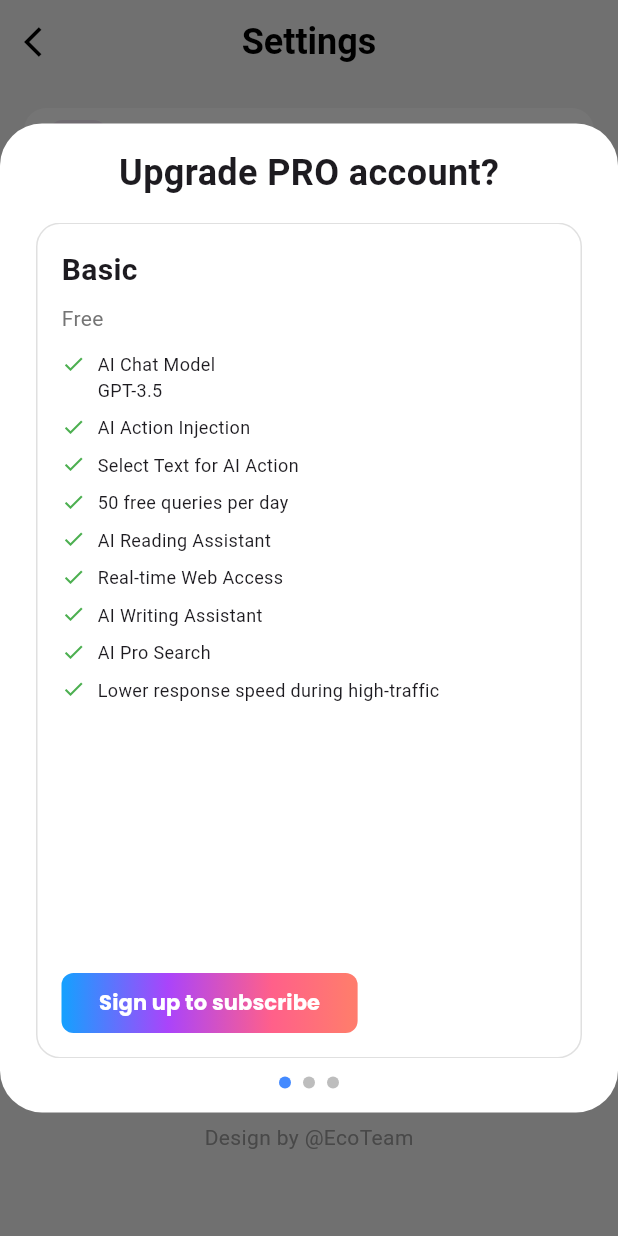
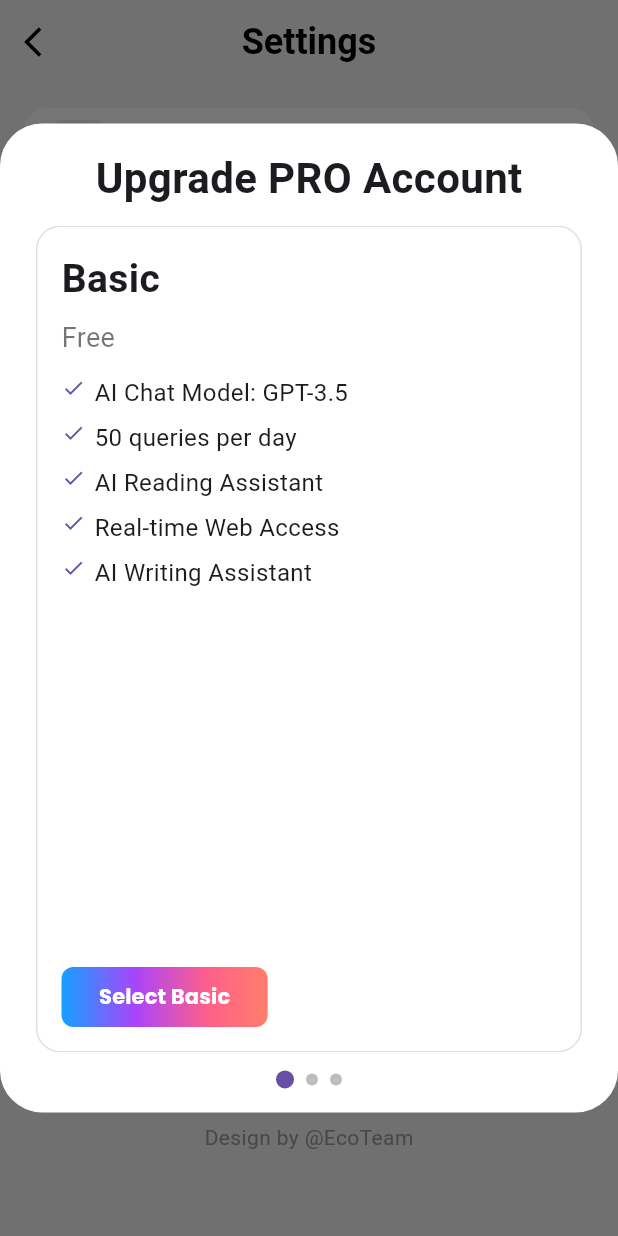
Before and after one commit to ngductuan/AMD-21KTPM-AI-Chat-App, a Flutter app: the SettingsScreen screen opened directly, after a tap on "Upgrade account", on a phone screen of 412 x 824 dp. Run offline on Flutter 3.47's test engine with Material 3 defaults, Android fonts, the phone set to English and light mode, and no system bars; our stand-ins replace another_flushbar, dotted_border, file_picker, firebase_auth, firebase_core, flutter_svg and 6 more; accounts and stored records are empty; network calls fail.

Commit message:
chỉnh sửa profile và settings

```diff
--- a/lib/src/constants/asset_path.dart
+++ b/lib/src/constants/asset_path.dart
@@ -87,4 +87,5 @@ class AssetPath {
   //Asset for the star icon
   static const String black_star = 'assets/icons/black_star.svg';
   static const String yellow_star = 'assets/icons/yellow_star.svg';
+  static const String crown = 'assets/icons/crown.svg';
 }
--- a/lib/src/pages/profile/views/profile.dart
+++ b/lib/src/pages/profile/views/profile.dart
@@ -69,6 +69,7 @@ class _ProfilePageState extends State<ProfilePage> {
     try {
       final api = ApiBase();
       final resp = await api.getSubscriptionUsage();
+
       setState(() {
         subscriptionName = resp['name'] ?? '';
         // dailyTokens là limit hàng ngày
@@ -104,7 +105,8 @@ class _ProfilePageState extends State<ProfilePage> {
     });
     try {
       final offset = _currentPage * _limit;
-      final response = await BotServiceApi.getAllBots(search: searchQuery, offset: offset, limit: _limit);
+      final response = await BotServiceApi.getAllBots(
+          search: searchQuery, offset: offset, limit: _limit);
       final jsonResponse = json.decode(response) as Map<String, dynamic>;
       if (jsonResponse.containsKey('data')) {
         final newItems = jsonResponse['data'] as List<dynamic>;
@@ -136,6 +138,7 @@ class _ProfilePageState extends State<ProfilePage> {
     _loadUserData();
 
     fetchTokenUsage();
+    fetchSubscriptionUsage();
 
     _scrollController.addListener(_scrollListener);
     fetchAiModels();
@@ -149,7 +152,8 @@ class _ProfilePageState extends State<ProfilePage> {
   }
 
   void _scrollListener() {
-    if (_scrollController.offset >= _scrollController.position.maxScrollExtent &&
+    if (_scrollController.offset >=
+            _scrollController.position.maxScrollExtent &&
         !_scrollController.position.outOfRange &&
         !_isLoading &&
         _hasMore) {
@@ -182,12 +186,15 @@ class _ProfilePageState extends State<ProfilePage> {
   }
 
   void _showBotMenu(BuildContext context, int index, Offset tapPosition) {
-    final overlay = Overlay.of(context)!.context.findRenderObject() as RenderBox;
+    final overlay =
+        Overlay.of(context)!.context.findRenderObject() as RenderBox;
 
     showMenu(
       context: context,
       color: ColorConst.backgroundGrayColor2,
-      position: RelativeRect.fromRect(tapPosition & const Size(spacing40, spacing40), Offset.zero & overlay.size),
+      position: RelativeRect.fromRect(
+          tapPosition & const Size(spacing40, spacing40),
+          Offset.zero & overlay.size),
       items: [
         PopupMenuItem(
           child: Row(children: const [
@@ -249,11 +256,12 @@ class _ProfilePageState extends State<ProfilePage> {
           child: Row(children: [
             const Icon(Icons.delete, color: ColorConst.backgroundRedColor),
             const SizedBox(width: spacing8),
-            Text('Remove Bot', style: TextStyle(color: ColorConst.textRedColor)),
+            Text('Remove Bot',
+                style: TextStyle(color: ColorConst.textRedColor)),
           ]),
           onTap: () async {
-            final confirmed =
-                await buildShowConfirmDialog(context, 'Are you sure you want to remove this bot?', 'Confirm');
+            final confirmed = await buildShowConfirmDialog(context,
+                'Are you sure you want to remove this bot?', 'Confirm');
             if (confirmed == true) {
               try {
                 final resp = await BotServiceApi.deleteBotById(botSelectedId);
@@ -280,7 +288,8 @@ class _ProfilePageState extends State<ProfilePage> {
         ),
       ],
       elevation: 8,
-      shape: RoundedRectangleBorder(borderRadius: BorderRadius.circular(radius8)),
+      shape:
+          RoundedRectangleBorder(borderRadius: BorderRadius.circular(radius8)),
     );
   }
 
@@ -301,14 +310,16 @@ class _ProfilePageState extends State<ProfilePage> {
           ).createShader(bounds),
           child: Text(
             'EcoChatBot',
-            style: AppFontStyles.poppinsTitleSemiBold(fontSize: fontSize24, color: ColorConst.textWhiteColor),
+            style: AppFontStyles.poppinsTitleSemiBold(
+                fontSize: fontSize24, color: ColorConst.textWhiteColor),
           ),
         ),
         actions: [
           IconButton(
             icon: const Icon(Icons.settings_outlined),
             onPressed: () async {
-              await Navigator.of(context).push(MaterialPageRoute(builder: (_) => const SettingsScreen()));
+              await Navigator.of(context).push(
+                  MaterialPageRoute(builder: (_) => const SettingsScreen()));
               _loadUserData();
             },
           ),
@@ -334,9 +345,29 @@ class _ProfilePageState extends State<ProfilePage> {
                 children: [
                   Row(children: [
                     const SizedBox(width: spacing20),
-                    CircleAvatar(
-                      radius: spacing40,
-                      backgroundImage: AssetImage(AssetPath.logoApp),
+
+                    // Avatar + Crown badge
+                    Stack(
+                      clipBehavior: Clip.none,
+                      children: [
+                        CircleAvatar(
+                          radius: spacing40,
+                          backgroundImage: AssetImage(AssetPath.logoApp),
+                        ),
+
+                        // Nếu gói basic, thêm icon vương miện vàng
+                        if (subscriptionName.toLowerCase() == 'basic')
+                          Positioned(
+                            top: -4,
+                            right: -4,
+                            child: Icon(
+                              Icons
+                                  .emoji_events, // bạn có thể đổi sang icon khác nếu muốn
+                              color: Colors.amber, // vàng
+                              size: spacing24, // vừa phải
+                            ),
+                          ),
+                      ],
                     ),
                     const SizedBox(width: spacing20),
                     Expanded(
@@ -346,18 +377,25 @@ class _ProfilePageState extends State<ProfilePage> {
                           crossAxisAlignment: CrossAxisAlignment.start,
                           children: [
                             Text(
-                              email != null && email != "Guest" ? email!.split('@').first : 'Guest',
-                              style: AppFontStyles.poppinsTitleSemiBold(fontSize: fontSize20),
+                              email != null && email != "Guest"
+                                  ? email!.split('@').first
+                                  : 'Guest',
+                              style: AppFontStyles.poppinsTitleSemiBold(
+                                  fontSize: fontSize20),
                             ),
                             Text(
-                              userId != null && userId!.isNotEmpty ? 'ID: ${userId!.substring(0, 8)}' : 'ID:',
-                              style: AppFontStyles.poppinsRegular(color: ColorConst.textGrayColor),
+                              userId != null && userId!.isNotEmpty
+                                  ? 'ID: ${userId!.substring(0, 8)}'
+                                  : 'ID:',
+                              style: AppFontStyles.poppinsRegular(
+                                  color: ColorConst.textGrayColor),
                             ),
                             const SizedBox(height: spacing4),
                             Row(children: [
                               Text(
                                 'Token/request: 1',
-                                style: AppFontStyles.poppinsTitleSemiBold(color: ColorConst.textGrayColor),
+                                style: AppFontStyles.poppinsTitleSemiBold(
+                                    color: ColorConst.textGrayColor),
                               ),
                               SizedBox(width: spacing32),
                               Icon(
@@ -391,10 +429,12 @@ class _ProfilePageState extends State<ProfilePage> {
                   crossAxisAlignment: CrossAxisAlignment.start,
                   children: [
                     Padding(
-                      padding: const EdgeInsets.symmetric(horizontal: spacing20, vertical: spacing12),
+                      padding: const EdgeInsets.symmetric(
+                          horizontal: spacing20, vertical: spacing12),
                       child: Text(
                         'My bots',
-                        style: AppFontStyles.poppinsTitleSemiBold(fontSize: fontSize18),
+                        style: AppFontStyles.poppinsTitleSemiBold(
+                            fontSize: fontSize18),
                       ),
                     ),
                     Expanded(
@@ -406,11 +446,13 @@ class _ProfilePageState extends State<ProfilePage> {
                           if (index == _aiModels.length) {
                             return buildLoadingIndicator(hasMore: _hasMore);
                           }
-                          final botAvatar = MockData.aiModels[index % MockData.aiModels.length];
+                          final botAvatar = MockData
+                              .aiModels[index % MockData.aiModels.length];
                           return GestureDetector(
                             onTapUp: (details) {
                               botSelectedId = _aiModels[index]['id'] ?? "";
-                              _showBotMenu(context, index, details.globalPosition);
+                              _showBotMenu(
+                                  context, index, details.globalPosition);
                             },
                             child: AiBotItem(
                               botData: _aiModels[index],
--- a/lib/src/pages/profile/views/upgrade_account.dart
+++ b/lib/src/pages/profile/views/upgrade_account.dart
@@ -6,7 +6,6 @@ import 'package:eco_chat_bot/src/widgets/gradient_form_button.dart';
 /// Gọi hàm này để show dialog upgrade
 void showUpgradeAccountModal(BuildContext context) {
   final size = MediaQuery.of(context).size;
-  // Tạo controller để quản lý PageView
   final pageController = PageController();
   int currentPage = 0;
 
@@ -28,85 +27,63 @@ void showUpgradeAccountModal(BuildContext context) {
                 // Tiêu đề
                 Center(
                   child: Text(
-                    'Upgrade PRO account?',
+                    'Upgrade PRO Account',
                     style: const TextStyle(
-                        fontSize: 24, fontWeight: FontWeight.bold),
+                      fontSize: 28,
+                      fontWeight: FontWeight.bold,
+                    ),
                   ),
                 ),
-                const SizedBox(height: spacing16),
+                const SizedBox(height: spacing12),
 
-                // PageView để swipe ngang qua 3 gói
+                // PageView
                 Expanded(
                   child: PageView(
                     controller: pageController,
                     padEnds: false,
-                    onPageChanged: (idx) {
-                      setState(() => currentPage = idx);
-                    },
+                    onPageChanged: (idx) => setState(() => currentPage = idx),
                     children: [
                       _buildPlanPage(
                         ctx,
                         title: 'Basic',
                         subtitle: 'Free',
                         features: [
-                          'AI Chat Model\nGPT-3.5',
-                          'AI Action Injection',
-                          'Select Text for AI Action',
-                          '50 free queries per day',
+                          'AI Chat Model: GPT-3.5',
+                          '50 queries per day',
                           'AI Reading Assistant',
                           'Real-time Web Access',
                           'AI Writing Assistant',
-                          'AI Pro Search',
-                          'Lower response speed during high-traffic',
                         ],
-                        buttonText: 'Sign up to subscribe',
+                        buttonText: 'Select Basic',
                         isHotPick: false,
                       ),
                       _buildPlanPage(
                         ctx,
                         title: 'Starter',
-                        subtitle: '1-month Free Trial\nThen \$9.99/mo',
+                        subtitle: '1-month Free Trial, then \$9.99/mo',
                         features: [
-                          'AI Chat Models\nGPT-3.5 & GPT-4.0/Turbo & Gemini Pro & Gemini Ultra',
-                          'AI Action Injection',
-                          'Select Text for AI Action',
+                          'AI Chat Models: GPT-4 Turbo',
                           'Unlimited queries per month',
-                          'AI Reading Assistant',
-                          'Real-time Web Access',
-                          'AI Writing Assistant',
-                          'AI Pro Search',
-                          'Jira Copilot Assistant',
-                          'Github Copilot Assistant',
-                          'Maximize productivity with unlimited* queries',
-                          'No request limits during high-traffic',
-                          '2X faster response speed',
+                          '2× faster speed',
                           'Priority email support',
+                          'Jira & Github Copilots',
                         ],
-                        buttonText: 'Sign up to subscribe',
+                        buttonText: 'Select Starter',
                         isHotPick: false,
                       ),
                       _buildPlanPage(
                         ctx,
-                        title: 'Pro Annually',
-                        subtitle: '1-month Free Trial\nThen \$79.99/yr',
-                        trialInfo: 'Save 33% on annual plan!',
+                        title: 'Pro Annual',
+                        subtitle: 'Save 33% - \$79.99/yr',
+                        trialInfo: '1-month Free Trial',
                         features: [
-                          'AI Chat Models\nGPT-3.5 & GPT-4.0/Turbo & Gemini Pro & Gemini Ultra',
-                          'AI Action Injection',
-                          'Select Text for AI Action',
-                          'Unlimited queries per year',
-                          'AI Reading Assistant',
-                          'Real-time Web Access',
-                          'AI Writing Assistant',
-                          'AI Pro Search',
-                          'Jira Copilot Assistant',
-                          'Github Copilot Assistant',
-                          'Maximize productivity with unlimited* queries',
-                          'No request limits during high-traffic',
-                          '2X faster response speed',
-                          'Priority email support',
+                          'All Starter features',
+                          'Enterprise integrations',
+                          'Dedicated support',
+                          'Custom AI workflows',
+                          'Unlimited usage',
                         ],
-                        buttonText: 'Sign up to subscribe',
+                        buttonText: 'Select Pro',
                         isHotPick: true,
                       ),
                     ],
@@ -118,14 +95,15 @@ void showUpgradeAccountModal(BuildContext context) {
                 Row(
                   mainAxisAlignment: MainAxisAlignment.center,
                   children: List.generate(3, (idx) {
-                    return Container(
-                      width: 8,
-                      height: 8,
+                    return AnimatedContainer(
+                      duration: const Duration(milliseconds: 300),
+                      width: currentPage == idx ? 12 : 8,
+                      height: currentPage == idx ? 12 : 8,
                       margin: const EdgeInsets.symmetric(horizontal: 4),
                       decoration: BoxDecoration(
                         shape: BoxShape.circle,
                         color: currentPage == idx
-                            ? Colors.blueAccent
+                            ? Theme.of(context).primaryColor
                             : Colors.grey.shade400,
                       ),
                     );
@@ -140,7 +118,7 @@ void showUpgradeAccountModal(BuildContext context) {
   );
 }
 
-/// Xây dựng từng trang của PageView (có truyền context)
+/// Xây dựng từng trang của PageView
 Widget _buildPlanPage(
   BuildContext context, {
   required String title,
@@ -165,25 +143,32 @@ Widget _buildPlanPage(
           child: Column(
             crossAxisAlignment: CrossAxisAlignment.start,
             children: [
-              Text(title,
-                  style: const TextStyle(
-                      fontSize: 20, fontWeight: FontWeight.bold)),
+              Text(
+                title,
+                style:
+                    const TextStyle(fontSize: 26, fontWeight: FontWeight.bold),
+              ),
               const SizedBox(height: spacing8),
-              Text(subtitle,
-                  style: TextStyle(fontSize: 14, color: Colors.grey.shade600)),
+              Text(
+                subtitle,
+                style: const TextStyle(fontSize: 18, color: Colors.black54),
+              ),
               if (trialInfo != null) ...[
-                const SizedBox(height: spacing4),
-                Text(trialInfo,
-                    style:
-                        TextStyle(fontSize: 12, color: Colors.orange.shade700)),
+                const SizedBox(height: spacing6),
+                Text(
+                  trialInfo,
+                  style: TextStyle(fontSize: 16, color: Colors.orange.shade700),
+                ),
               ],
               const SizedBox(height: spacing12),
 
-              // Scroll danh sách tính năng
+              // Danh sách tính năng (đã phóng to chữ)
               Expanded(
                 child: ListView(
                   physics: const BouncingScrollPhysics(),
-                  children: features.map((f) => _FeatureItem(text: f)).toList(),
+                  children: features
+                      .map((f) => _FeatureItem(text: f, fontSize: 16))
+                      .toList(),
                 ),
               ),
 
@@ -196,16 +181,15 @@ Widget _buildPlanPage(
             ],
           ),
         ),
-
         // Hot Pick badge
         if (isHotPick)
           Positioned(
             top: -10,
             right: -10,
             child: Chip(
-              label: const Text('HOT PICK',
+              label: const Text('HOT',
                   style: TextStyle(color: Colors.white, fontSize: 10)),
-              backgroundColor: Colors.orange,
+              backgroundColor: Colors.redAccent,
             ),
           ),
       ],
@@ -213,10 +197,13 @@ Widget _buildPlanPage(
   );
 }
 
-/// Widget cho mỗi dòng feature
+/// Widget cho mỗi dòng feature với kích thước chữ lớn hơn
 class _FeatureItem extends StatelessWidget {
   final String text;
-  const _FeatureItem({Key? key, required this.text}) : super(key: key);
+  final double fontSize;
+
+  const _FeatureItem({Key? key, required this.text, required this.fontSize})
+      : super(key: key);
 
   @override
   Widget build(BuildContext context) {
@@ -225,11 +212,15 @@ class _FeatureItem extends StatelessWidget {
       child: Row(
         crossAxisAlignment: CrossAxisAlignment.start,
         children: [
-          const Icon(Icons.check, size: 16, color: Colors.green),
-          const SizedBox(width: 8),
+          Icon(Icons.check,
+              size: fontSize, color: Theme.of(context).primaryColor),
+          const SizedBox(width: 6),
           Expanded(
-              child: Text(text,
-                  style: const TextStyle(fontSize: 12, height: 1.4))),
+            child: Text(
+              text,
+              style: TextStyle(fontSize: fontSize, height: 1.4),
+            ),
+          ),
         ],
       ),
     );
```
Also changed, not shown: assets/icons/crown.svg (added).
